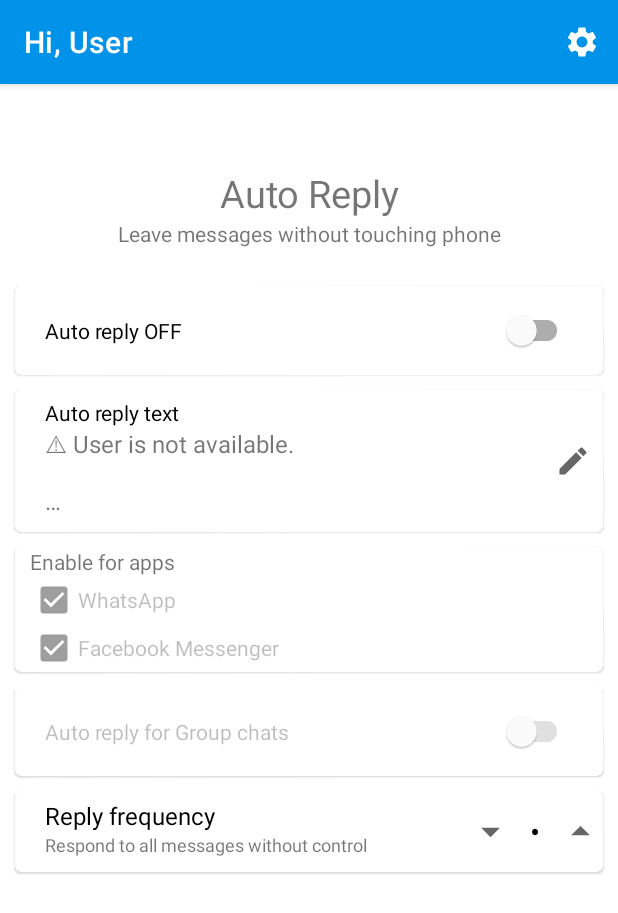
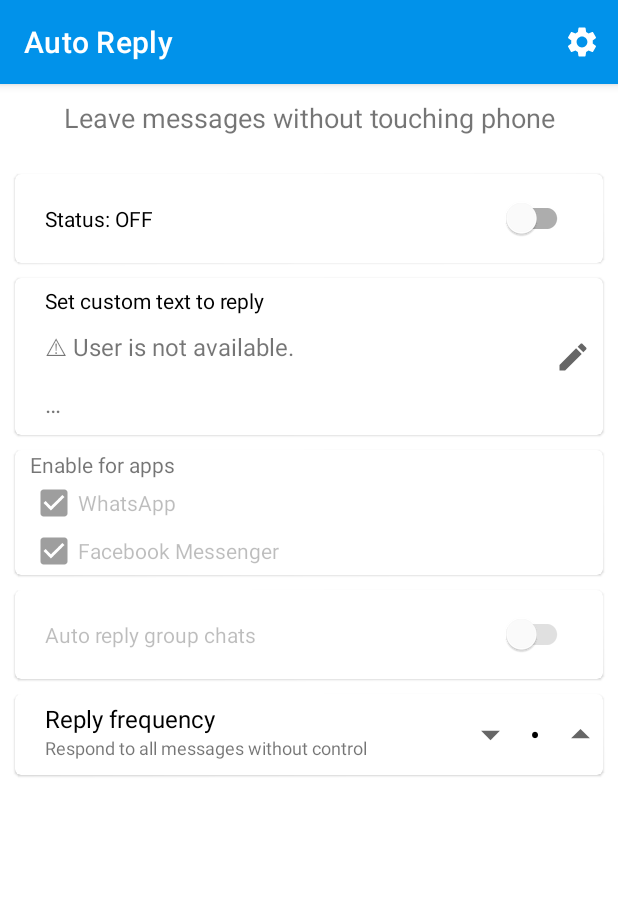
Before and after one commit to it5prasoon/Auto-Reply-Android, an Android app: the screen it shows after launch (MainActivity), on a phone screen of 412 x 824 dp. Shown: the top 913 px of the screen. Run offline under Robolectric (Android 15) with nearby library versions, the phone set to English and light mode, and no system bars.

Commit message:
:rocket: some UI changeslayout

```diff
--- a/app/build.gradle
+++ b/app/build.gradle
@@ -2,7 +2,7 @@
     id 'com.android.application'
 }
 apply plugin: 'kotlin-android'
-
+apply plugin: 'kotlin-kapt'
 
 android {
     compileSdkVersion 30
@@ -72,6 +72,7 @@
     implementation 'com.squareup.retrofit2:retrofit:2.9.0'
     implementation 'com.squareup.retrofit2:converter-gson:2.9.0'
     implementation "com.squareup.okhttp3:logging-interceptor:4.7.2"
+
 }
 repositories {
     mavenCentral()
--- a/app/src/main/java/com/matrix/autoreply/activity/SplashActivity.kt
+++ b/app/src/main/java/com/matrix/autoreply/activity/SplashActivity.kt
@@ -1,13 +1,21 @@
 package com.matrix.autoreply.activity
 
+import android.animation.Animator
 import android.content.Context
 import android.content.Intent
 import android.os.Build
 import android.os.Bundle
 import android.os.Handler
 import android.os.Looper
+import android.util.DisplayMetrics
+import android.view.animation.DecelerateInterpolator
+import android.widget.ImageView
+import android.widget.RelativeLayout
 import androidx.annotation.RequiresApi
 import androidx.appcompat.app.AppCompatActivity
+import androidx.dynamicanimation.animation.DynamicAnimation
+import androidx.dynamicanimation.animation.SpringAnimation
+import androidx.dynamicanimation.animation.SpringForce
 import com.matrix.autoreply.R
 import com.matrix.autoreply.activity.main.MainActivity
 
@@ -17,6 +25,7 @@
  */
 class SplashActivity : AppCompatActivity() {
     var context: Context? = null
+    lateinit var springForce: SpringForce
 
     @RequiresApi(Build.VERSION_CODES.M)
     override fun onCreate(savedInstanceState: Bundle?) {
@@ -25,15 +34,57 @@
         setContentView(R.layout.activity_splash)
         window.statusBarColor = resources.getColor(R.color.colorPrimary);
 
+        val relative_layout: ImageView = findViewById(R.id.app_image_view)
+
         Handler(Looper.getMainLooper()).postDelayed({
-            val i = Intent(this@SplashActivity, MainActivity::class.java)
-            startActivity(i)
-            finish()
+            springForce = SpringForce(0f)
+            relative_layout.pivotX = 0f
+            relative_layout.pivotY = 0f
+            val springAnim = SpringAnimation(relative_layout, DynamicAnimation.ROTATION).apply {
+                springForce.dampingRatio = SpringForce.DAMPING_RATIO_HIGH_BOUNCY
+                springForce.stiffness = SpringForce.STIFFNESS_VERY_LOW
+            }
+            springAnim.spring = springForce
+            springAnim.setStartValue(80f)
+            springAnim.addEndListener { animation, canceled, value, velocity ->
+                val displayMetrics = DisplayMetrics()
+                windowManager.defaultDisplay.getMetrics(displayMetrics)
+                val height = displayMetrics.heightPixels.toFloat()
+                val width = displayMetrics.widthPixels
+                relative_layout.animate()
+                        .setStartDelay(1)
+                        .translationXBy(width.toFloat() / 2)
+                        .translationYBy(height)
+                        .setListener(object : Animator.AnimatorListener {
+                            override fun onAnimationRepeat(p0: Animator?) {
+
+                            }
+
+                            override fun onAnimationEnd(p0: Animator?) {
+                                val i = Intent(this@SplashActivity, MainActivity::class.java)
+                                startActivity(i)
+                                finish()
+                                overridePendingTransition(0, 0)
+                            }
+
+                            override fun onAnimationCancel(p0: Animator?) {
+
+                            }
+
+                            override fun onAnimationStart(p0: Animator?) {
+
+                            }
+
+                        })
+                        .setInterpolator(DecelerateInterpolator(1f))
+                        .start()
+            }
+            springAnim.start()
         }, SPLASH_TIME_OUT.toLong())
 
     }
 
     companion object {
-        private const val SPLASH_TIME_OUT = 1500
+        private const val SPLASH_TIME_OUT = 1000
     }
 }
--- a/app/src/main/java/com/matrix/autoreply/activity/main/MainActivity.kt
+++ b/app/src/main/java/com/matrix/autoreply/activity/main/MainActivity.kt
@@ -1,6 +1,5 @@
 package com.matrix.autoreply.activity.main
 
-import android.app.ActionBar
 import android.os.Bundle
 import com.matrix.autoreply.R
 import com.matrix.autoreply.activity.BaseActivity
--- a/app/src/main/java/com/matrix/autoreply/fragment/SettingsFragment.java
+++ b/app/src/main/java/com/matrix/autoreply/fragment/SettingsFragment.java
@@ -3,14 +3,11 @@
 import android.content.Intent;
 import android.os.Bundle;
 
-import androidx.preference.ListPreference;
-import androidx.preference.Preference;
 import androidx.preference.PreferenceFragmentCompat;
 import androidx.preference.SwitchPreference;
 
 import com.matrix.autoreply.R;
 import com.matrix.autoreply.activity.main.MainActivity;
-import com.matrix.autoreply.model.preferences.PreferencesManager;
 
 public class SettingsFragment extends PreferenceFragmentCompat {
 //    private ListPreference languagePref;
--- a/app/src/main/res/layout/fragment_main.xml
+++ b/app/src/main/res/layout/fragment_main.xml
@@ -6,19 +6,6 @@
     android:layout_height="match_parent"
     tools:context=".activity.main.MainActivity">
 
-    <TextView
-        android:id="@+id/textView"
-        android:layout_width="397dp"
-        android:layout_height="wrap_content"
-        android:layout_margin="10dp"
-        android:paddingTop="45dp"
-        android:gravity="center"
-        android:maxLines="2"
-        android:text="@string/app_name"
-        android:textSize="25sp"
-        app:layout_constraintEnd_toEndOf="parent"
-        app:layout_constraintStart_toStartOf="parent"
-        app:layout_constraintTop_toTopOf="parent" />
 
     <TextView
         android:id="@+id/textView5"
@@ -27,9 +14,12 @@
         android:text="@string/to_help_you_leave_whatsapp"
         android:textAlignment="center"
         android:paddingBottom="15dp"
+        android:textSize="18sp"
+        android:gravity="center"
+        android:layout_marginTop="10dp"
         app:layout_constraintEnd_toEndOf="parent"
         app:layout_constraintStart_toStartOf="parent"
-        app:layout_constraintTop_toBottomOf="@+id/textView" />
+        app:layout_constraintTop_toTopOf="parent" />
 
     <!-- Main Auto Reply enable switch -->
     <com.google.android.material.card.MaterialCardView
@@ -83,6 +73,7 @@
                 android:paddingStart="20dp"
                 android:paddingEnd="20dp"
                 android:paddingBottom="10dp"
+                android:layout_marginTop="10dp"
                 android:text="@string/mainAutoReplyTextPlaceholder"
                 android:textSize="16sp"
                 app:layout_constraintBottom_toBottomOf="parent"
--- a/app/src/main/res/values/strings.xml
+++ b/app/src/main/res/values/strings.xml
@@ -8,9 +8,9 @@
     <string name="service_name">Auto Reply</string>
     <string name="mainAutoReplyTextPlaceholder">(Custom Reply)</string>
     <string name="auto_reply_default_message">⚠ User is not available.</string>
-    <string name="mainAutoReplyLabel">Auto reply text</string>
-    <string name="mainAutoReplySwitchOffLabel">Auto reply OFF</string>
-    <string name="mainAutoReplySwitchOnLabel">Auto reply ON</string>
+    <string name="mainAutoReplyLabel">Set custom text to reply</string>
+    <string name="mainAutoReplySwitchOffLabel">Status: OFF</string>
+    <string name="mainAutoReplySwitchOnLabel">Status: ON</string>
     <string name="mainAutoReplyEditBtnTooltip">Click to edit auto reply text</string>
     <string name="to_help_you_leave_whatsapp">Leave messages without touching phone</string>
     <string name="decline">Decline</string>
@@ -28,7 +28,7 @@
     <string name="error_atleast_single_app_must_be_selected">Error: Select at-least a single app</string>
 
     <!-- Group chats -->
-    <string name="groupReplySwitchLabel">Auto reply for Group chats</string>
+    <string name="groupReplySwitchLabel">Auto reply group chats</string>
     <string name="group_reply_on_info_message">Enabled auto reply for group chats</string>
     <string name="group_reply_off_info_message">Disabled auto reply for group chats</string>
 
@@ -43,7 +43,7 @@
     <string name="save">Save</string>
     <string name="tip_view_messages_from_fellow_users">🦩 <u>View templates from community and share yours too ➚</u></string>
     <string name="append_autoreply_arribution_checkbox_label">Add autoreply attribute to the messege.</string>
-    <string name="sent_using_autoreply">Sent by Auto reply</string>
+    <string name="sent_using_autoreply">Sent by auto reply!</string>
 
     <string name="share">Share</string>
     <string name="share_subject">Autoreply: Auto Reply for WhatsApp</string>
```
Also changed, not shown: app/src/main/AndroidManifest.xml (+7 -7 lines), app/src/main/java/com/matrix/autoreply/ForegroundNotificationService.java (deleted, +0 -131 lines), app/src/main/java/com/matrix/autoreply/ForegroundNotificationService.kt (added, +119 -0 lines), app/src/main/res/layout/activity_splash.xml (+25 -15 lines).
